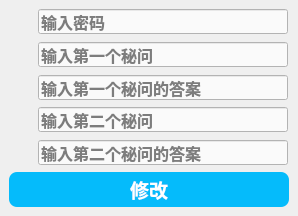
ProYRB/IntelligentWindowClient, file Codes/cmodifysecretivequestionsdialog.ui: the form before one commit.
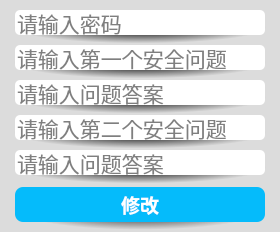
The form after the commit. Icons and pictures are not drawn.

The edit to the form file:
```diff
--- a/Codes/cmodifysecretivequestionsdialog.ui
+++ b/Codes/cmodifysecretivequestionsdialog.ui
@@ -6,49 +6,37 @@
    <rect>
     <x>0</x>
     <y>0</y>
-    <width>298</width>
-    <height>216</height>
+    <width>280</width>
+    <height>232</height>
    </rect>
   </property>
+  <property name="minimumSize">
+   <size>
+    <width>280</width>
+    <height>232</height>
+   </size>
+  </property>
+  <property name="maximumSize">
+   <size>
+    <width>280</width>
+    <height>232</height>
+   </size>
+  </property>
   <property name="windowTitle">
    <string>修改秘问</string>
   </property>
-  <layout class="QGridLayout" name="gridLayout_2">
-   <property name="leftMargin">
-    <number>9</number>
-   </property>
-   <property name="topMargin">
-    <number>9</number>
-   </property>
-   <property name="rightMargin">
-    <number>9</number>
-   </property>
-   <property name="bottomMargin">
-    <number>9</number>
-   </property>
-   <property name="spacing">
-    <number>6</number>
-   </property>
-   <item row="0" column="0">
-    <widget class="QWidget" name="widgetInput" native="true">
-     <property name="minimumSize">
-      <size>
-       <width>280</width>
-       <height>0</height>
-      </size>
-     </property>
-     <property name="maximumSize">
-      <size>
-       <width>280</width>
-       <height>16777215</height>
-      </size>
+  <property name="styleSheet">
+   <string notr="true">#CModifySecretiveQuestionsDialog
+{
+	background:rgb(220, 220, 220);
+}</string>
      </property>
      <layout class="QGridLayout" name="gridLayout">
       <property name="leftMargin">
        <number>0</number>
       </property>
       <property name="topMargin">
-       <number>0</number>
+    <number>10</number>
       </property>
       <property name="rightMargin">
        <number>0</number>
@@ -59,38 +47,8 @@
       <property name="spacing">
        <number>0</number>
       </property>
-      <item row="0" column="0" colspan="2">
-       <widget class="QWidget" name="widgetPassword" native="true">
-        <property name="minimumSize">
-         <size>
-          <width>280</width>
-          <height>26</height>
-         </size>
-        </property>
-        <property name="maximumSize">
-         <size>
-          <width>280</width>
-          <height>26</height>
-         </size>
-        </property>
-        <layout class="QHBoxLayout" name="horizontalLayout_4">
-         <property name="spacing">
-          <number>4</number>
-         </property>
-         <property name="leftMargin">
-          <number>0</number>
-         </property>
-         <property name="topMargin">
-          <number>0</number>
-         </property>
-         <property name="rightMargin">
-          <number>0</number>
-         </property>
-         <property name="bottomMargin">
-          <number>0</number>
-         </property>
-         <item>
-          <widget class="QLabel" name="labelPassword">
+   <item row="0" column="0">
+    <widget class="QWidget" name="widgetAccount" native="true">
            <property name="sizePolicy">
             <sizepolicy hsizetype="Fixed" vsizetype="Fixed">
              <horstretch>0</horstretch>
@@ -99,28 +57,44 @@
            </property>
            <property name="minimumSize">
             <size>
-             <width>25</width>
-             <height>25</height>
+       <width>280</width>
+       <height>35</height>
             </size>
            </property>
            <property name="maximumSize">
             <size>
-             <width>25</width>
-             <height>25</height>
-            </size>
-           </property>
-           <property name="text">
-            <string/>
-           </property>
-           <property name="pixmap">
-            <pixmap resource="intelligentwindowclient.qrc">:/pictures/ico/key.ico</pixmap>
-           </property>
-           <property name="scaledContents">
-            <bool>true</bool>
-           </property>
-          </widget>
-         </item>
-         <item>
+       <width>280</width>
+       <height>35</height>
+      </size>
+     </property>
+     <property name="font">
+      <font>
+       <family>等线</family>
+       <pointsize>10</pointsize>
+       <weight>75</weight>
+       <bold>true</bold>
+      </font>
+     </property>
+     <property name="styleSheet">
+      <string notr="true">background:qradialgradient(spread:pad, cx:0.5, cy:0.5, radius:0.5, fx:0.5, fy:0.5, stop:0.0965909 rgba(0, 0, 0, 255), stop:0.903409 rgba(220, 220, 220, 220));</string>
+     </property>
+     <layout class="QGridLayout" name="gridLayout_2">
+      <property name="leftMargin">
+       <number>0</number>
+      </property>
+      <property name="topMargin">
+       <number>0</number>
+      </property>
+      <property name="rightMargin">
+       <number>0</number>
+      </property>
+      <property name="bottomMargin">
+       <number>0</number>
+      </property>
+      <property name="spacing">
+       <number>0</number>
+      </property>
+      <item row="0" column="0">
           <widget class="QLineEdit" name="lineEditPassword">
            <property name="sizePolicy">
             <sizepolicy hsizetype="Fixed" vsizetype="Fixed">
@@ -142,17 +116,23 @@
            </property>
            <property name="font">
             <font>
-             <family>等线</family>
-             <pointsize>12</pointsize>
-             <weight>75</weight>
-             <bold>true</bold>
+          <family>Consolas</family>
+          <pointsize>16</pointsize>
+          <weight>50</weight>
+          <italic>false</italic>
+          <bold>false</bold>
             </font>
            </property>
            <property name="toolTip">
             <string/>
            </property>
+        <property name="autoFillBackground">
+         <bool>false</bool>
+        </property>
            <property name="styleSheet">
-            <string notr="true">background:rgb(250, 250, 250);</string>
+         <string notr="true">background:rgb(255, 255, 255);
+border-radius:5px;
+color:rgb(0, 0, 0);</string>
            </property>
            <property name="inputMask">
             <string/>
@@ -167,67 +147,51 @@
             <bool>true</bool>
            </property>
            <property name="echoMode">
-            <enum>QLineEdit::Password</enum>
+         <enum>QLineEdit::Normal</enum>
            </property>
            <property name="cursorPosition">
             <number>0</number>
            </property>
+        <property name="alignment">
+         <set>Qt::AlignLeading|Qt::AlignLeft|Qt::AlignVCenter</set>
+        </property>
+        <property name="dragEnabled">
+         <bool>false</bool>
+        </property>
            <property name="placeholderText">
-            <string>输入密码</string>
+         <string>请输入密码</string>
            </property>
            <property name="clearButtonEnabled">
             <bool>true</bool>
            </property>
           </widget>
          </item>
-        </layout>
-       </widget>
-      </item>
-      <item row="1" column="0" colspan="2">
-       <spacer name="verticalSpacer4">
+      <item row="1" column="0">
+       <spacer name="verticalSpacerInputAccount">
+        <property name="font">
+         <font>
+          <family>等线</family>
+          <pointsize>10</pointsize>
+          <weight>75</weight>
+          <bold>true</bold>
+         </font>
+        </property>
         <property name="orientation">
          <enum>Qt::Vertical</enum>
         </property>
         <property name="sizeHint" stdset="0">
          <size>
           <width>20</width>
-          <height>3</height>
+          <height>20</height>
          </size>
         </property>
        </spacer>
       </item>
-      <item row="2" column="0" colspan="2">
-       <widget class="QWidget" name="widgetSecretiveQuestion1" native="true">
-        <property name="minimumSize">
-         <size>
-          <width>280</width>
-          <height>26</height>
-         </size>
-        </property>
-        <property name="maximumSize">
-         <size>
-          <width>280</width>
-          <height>26</height>
-         </size>
-        </property>
-        <layout class="QHBoxLayout" name="horizontalLayout_6">
-         <property name="spacing">
-          <number>4</number>
-         </property>
-         <property name="leftMargin">
-          <number>0</number>
-         </property>
-         <property name="topMargin">
-          <number>0</number>
-         </property>
-         <property name="rightMargin">
-          <number>0</number>
-         </property>
-         <property name="bottomMargin">
-          <number>0</number>
-         </property>
-         <item>
-          <widget class="QLabel" name="labelSecretiveQuestion1">
+     </layout>
+    </widget>
+   </item>
+   <item row="1" column="0">
+    <widget class="QWidget" name="widgetAccount_2" native="true">
            <property name="sizePolicy">
             <sizepolicy hsizetype="Fixed" vsizetype="Fixed">
              <horstretch>0</horstretch>
@@ -236,28 +200,44 @@
            </property>
            <property name="minimumSize">
             <size>
-             <width>25</width>
-             <height>25</height>
+       <width>280</width>
+       <height>35</height>
             </size>
            </property>
            <property name="maximumSize">
             <size>
-             <width>25</width>
-             <height>25</height>
-            </size>
-           </property>
-           <property name="text">
-            <string/>
-           </property>
-           <property name="pixmap">
-            <pixmap resource="intelligentwindowclient.qrc">:/pictures/ico/questions.ico</pixmap>
-           </property>
-           <property name="scaledContents">
-            <bool>true</bool>
-           </property>
-          </widget>
-         </item>
-         <item>
+       <width>280</width>
+       <height>35</height>
+      </size>
+     </property>
+     <property name="font">
+      <font>
+       <family>等线</family>
+       <pointsize>10</pointsize>
+       <weight>75</weight>
+       <bold>true</bold>
+      </font>
+     </property>
+     <property name="styleSheet">
+      <string notr="true">background:qradialgradient(spread:pad, cx:0.5, cy:0.5, radius:0.5, fx:0.5, fy:0.5, stop:0.0965909 rgba(0, 0, 0, 255), stop:0.903409 rgba(220, 220, 220, 220));</string>
+     </property>
+     <layout class="QGridLayout" name="gridLayout_3">
+      <property name="leftMargin">
+       <number>0</number>
+      </property>
+      <property name="topMargin">
+       <number>0</number>
+      </property>
+      <property name="rightMargin">
+       <number>0</number>
+      </property>
+      <property name="bottomMargin">
+       <number>0</number>
+      </property>
+      <property name="spacing">
+       <number>0</number>
+      </property>
+      <item row="0" column="0">
           <widget class="QLineEdit" name="lineEditSecretiveQuestion1">
            <property name="sizePolicy">
             <sizepolicy hsizetype="Fixed" vsizetype="Fixed">
@@ -279,10 +259,11 @@
            </property>
            <property name="font">
             <font>
-             <family>等线</family>
-             <pointsize>12</pointsize>
-             <weight>75</weight>
-             <bold>true</bold>
+          <family>Consolas</family>
+          <pointsize>16</pointsize>
+          <weight>50</weight>
+          <italic>false</italic>
+          <bold>false</bold>
             </font>
            </property>
            <property name="toolTip">
@@ -292,7 +273,9 @@
             <bool>false</bool>
            </property>
            <property name="styleSheet">
-            <string notr="true">background:rgb(250, 250, 250);</string>
+         <string notr="true">background:rgb(255, 255, 255);
+border-radius:5px;
+color:rgb(0, 0, 0);</string>
            </property>
            <property name="inputMask">
             <string/>
@@ -306,68 +289,52 @@
            <property name="frame">
             <bool>true</bool>
            </property>
+        <property name="echoMode">
+         <enum>QLineEdit::Normal</enum>
+        </property>
            <property name="cursorPosition">
             <number>0</number>
            </property>
-           <property name="readOnly">
+        <property name="alignment">
+         <set>Qt::AlignLeading|Qt::AlignLeft|Qt::AlignVCenter</set>
+        </property>
+        <property name="dragEnabled">
             <bool>false</bool>
            </property>
            <property name="placeholderText">
-            <string>输入第一个秘问</string>
+         <string>请输入第一个安全问题</string>
            </property>
            <property name="clearButtonEnabled">
-            <bool>false</bool>
+         <bool>true</bool>
            </property>
           </widget>
          </item>
-        </layout>
-       </widget>
-      </item>
-      <item row="3" column="1">
-       <spacer name="verticalSpacer5">
+      <item row="1" column="0">
+       <spacer name="verticalSpacerInputAccount_2">
+        <property name="font">
+         <font>
+          <family>等线</family>
+          <pointsize>10</pointsize>
+          <weight>75</weight>
+          <bold>true</bold>
+         </font>
+        </property>
         <property name="orientation">
          <enum>Qt::Vertical</enum>
         </property>
         <property name="sizeHint" stdset="0">
          <size>
           <width>20</width>
-          <height>3</height>
+          <height>20</height>
          </size>
         </property>
        </spacer>
       </item>
-      <item row="4" column="0" colspan="2">
-       <widget class="QWidget" name="widgetSecretiveAnswer1" native="true">
-        <property name="minimumSize">
-         <size>
-          <width>280</width>
-          <height>26</height>
-         </size>
-        </property>
-        <property name="maximumSize">
-         <size>
-          <width>280</width>
-          <height>26</height>
-         </size>
-        </property>
-        <layout class="QHBoxLayout" name="horizontalLayout_7">
-         <property name="spacing">
-          <number>4</number>
-         </property>
-         <property name="leftMargin">
-          <number>0</number>
-         </property>
-         <property name="topMargin">
-          <number>0</number>
-         </property>
-         <property name="rightMargin">
-          <number>0</number>
-         </property>
-         <property name="bottomMargin">
-          <number>0</number>
-         </property>
-         <item>
-          <widget class="QLabel" name="labelSecretiveAnswer1">
+     </layout>
+    </widget>
+   </item>
+   <item row="2" column="0">
+    <widget class="QWidget" name="widgetAccount_3" native="true">
            <property name="sizePolicy">
             <sizepolicy hsizetype="Fixed" vsizetype="Fixed">
              <horstretch>0</horstretch>
@@ -376,28 +343,44 @@
            </property>
            <property name="minimumSize">
             <size>
-             <width>25</width>
-             <height>25</height>
+       <width>280</width>
+       <height>35</height>
             </size>
            </property>
            <property name="maximumSize">
             <size>
-             <width>25</width>
-             <height>25</height>
-            </size>
-           </property>
-           <property name="text">
-            <string/>
-           </property>
-           <property name="pixmap">
-            <pixmap resource="intelligentwindowclient.qrc">:/pictures/ico/answers.ico</pixmap>
-           </property>
-           <property name="scaledContents">
-            <bool>true</bool>
-           </property>
-          </widget>
-         </item>
-         <item>
+       <width>280</width>
+       <height>35</height>
+      </size>
+     </property>
+     <property name="font">
+      <font>
+       <family>等线</family>
+       <pointsize>10</pointsize>
+       <weight>75</weight>
+       <bold>true</bold>
+      </font>
+     </property>
+     <property name="styleSheet">
+      <string notr="true">background:qradialgradient(spread:pad, cx:0.5, cy:0.5, radius:0.5, fx:0.5, fy:0.5, stop:0.0965909 rgba(0, 0, 0, 255), stop:0.903409 rgba(220, 220, 220, 220));</string>
+     </property>
+     <layout class="QGridLayout" name="gridLayout_4">
+      <property name="leftMargin">
+       <number>0</number>
+      </property>
+      <property name="topMargin">
+       <number>0</number>
+      </property>
+      <property name="rightMargin">
+       <number>0</number>
+      </property>
+      <property name="bottomMargin">
+       <number>0</number>
+      </property>
+      <property name="spacing">
+       <number>0</number>
+      </property>
+      <item row="0" column="0">
           <widget class="QLineEdit" name="lineEditSecretiveAnswer1">
            <property name="sizePolicy">
             <sizepolicy hsizetype="Fixed" vsizetype="Fixed">
@@ -419,10 +402,11 @@
            </property>
            <property name="font">
             <font>
-             <family>等线</family>
-             <pointsize>12</pointsize>
-             <weight>75</weight>
-             <bold>true</bold>
+          <family>Consolas</family>
+          <pointsize>16</pointsize>
+          <weight>50</weight>
+          <italic>false</italic>
+          <bold>false</bold>
             </font>
            </property>
            <property name="toolTip">
@@ -432,7 +416,9 @@
             <bool>false</bool>
            </property>
            <property name="styleSheet">
-            <string notr="true">background:rgb(250, 250, 250);</string>
+         <string notr="true">background:rgb(255, 255, 255);
+border-radius:5px;
+color:rgb(0, 0, 0);</string>
            </property>
            <property name="inputMask">
             <string/>
@@ -446,65 +432,52 @@
            <property name="frame">
             <bool>true</bool>
            </property>
+        <property name="echoMode">
+         <enum>QLineEdit::Normal</enum>
+        </property>
            <property name="cursorPosition">
             <number>0</number>
            </property>
+        <property name="alignment">
+         <set>Qt::AlignLeading|Qt::AlignLeft|Qt::AlignVCenter</set>
+        </property>
+        <property name="dragEnabled">
+         <bool>false</bool>
+        </property>
            <property name="placeholderText">
-            <string>输入第一个秘问的答案</string>
+         <string>请输入问题答案</string>
            </property>
            <property name="clearButtonEnabled">
             <bool>true</bool>
            </property>
           </widget>
          </item>
-        </layout>
-       </widget>
-      </item>
-      <item row="5" column="1">
-       <spacer name="verticalSpacer6">
+      <item row="1" column="0">
+       <spacer name="verticalSpacerInputAccount_3">
+        <property name="font">
+         <font>
+          <family>等线</family>
+          <pointsize>10</pointsize>
+          <weight>75</weight>
+          <bold>true</bold>
+         </font>
+        </property>
         <property name="orientation">
          <enum>Qt::Vertical</enum>
         </property>
         <property name="sizeHint" stdset="0">
          <size>
           <width>20</width>
-          <height>3</height>
+          <height>20</height>
          </size>
         </property>
        </spacer>
       </item>
-      <item row="6" column="0" colspan="2">
-       <widget class="QWidget" name="widgetSecretiveQuestion2" native="true">
-        <property name="minimumSize">
-         <size>
-          <width>280</width>
-          <height>26</height>
-         </size>
-        </property>
-        <property name="maximumSize">
-         <size>
-          <width>280</width>
-          <height>26</height>
-         </size>
-        </property>
-        <layout class="QHBoxLayout" name="horizontalLayout_9">
-         <property name="spacing">
-          <number>4</number>
-         </property>
-         <property name="leftMargin">
-          <number>0</number>
-         </property>
-         <property name="topMargin">
-          <number>0</number>
-         </property>
-         <property name="rightMargin">
-          <number>0</number>
-         </property>
-         <property name="bottomMargin">
-          <number>0</number>
-         </property>
-         <item>
-          <widget class="QLabel" name="labelSecretiveQuestion2">
+     </layout>
+    </widget>
+   </item>
+   <item row="3" column="0">
+    <widget class="QWidget" name="widgetAccount_4" native="true">
            <property name="sizePolicy">
             <sizepolicy hsizetype="Fixed" vsizetype="Fixed">
              <horstretch>0</horstretch>
@@ -513,28 +486,44 @@
            </property>
            <property name="minimumSize">
             <size>
-             <width>25</width>
-             <height>25</height>
+       <width>280</width>
+       <height>35</height>
             </size>
            </property>
            <property name="maximumSize">
             <size>
-             <width>25</width>
-             <height>25</height>
-            </size>
-           </property>
-           <property name="text">
-            <string/>
-           </property>
-           <property name="pixmap">
-            <pixmap resource="intelligentwindowclient.qrc">:/pictures/ico/questions.ico</pixmap>
-           </property>
-           <property name="scaledContents">
-            <bool>true</bool>
-           </property>
-          </widget>
-         </item>
-         <item>
+       <width>280</width>
+       <height>35</height>
+      </size>
+     </property>
+     <property name="font">
+      <font>
+       <family>等线</family>
+       <pointsize>10</pointsize>
+       <weight>75</weight>
+       <bold>true</bold>
+      </font>
+     </property>
+     <property name="styleSheet">
+      <string notr="true">background:qradialgradient(spread:pad, cx:0.5, cy:0.5, radius:0.5, fx:0.5, fy:0.5, stop:0.0965909 rgba(0, 0, 0, 255), stop:0.903409 rgba(220, 220, 220, 220));</string>
+     </property>
+     <layout class="QGridLayout" name="gridLayout_5">
+      <property name="leftMargin">
+       <number>0</number>
+      </property>
+      <property name="topMargin">
+       <number>0</number>
+      </property>
+      <property name="rightMargin">
+       <number>0</number>
+      </property>
+      <property name="bottomMargin">
+       <number>0</number>
+      </property>
+      <property name="spacing">
+       <number>0</number>
+      </property>
+      <item row="0" column="0">
           <widget class="QLineEdit" name="lineEditSecretiveQuestion2">
            <property name="sizePolicy">
             <sizepolicy hsizetype="Fixed" vsizetype="Fixed">
@@ -556,10 +545,11 @@
            </property>
            <property name="font">
             <font>
-             <family>等线</family>
-             <pointsize>12</pointsize>
-             <weight>75</weight>
-             <bold>true</bold>
+          <family>Consolas</family>
+          <pointsize>16</pointsize>
+          <weight>50</weight>
+          <italic>false</italic>
+          <bold>false</bold>
             </font>
            </property>
            <property name="toolTip">
@@ -569,7 +559,9 @@
             <bool>false</bool>
            </property>
            <property name="styleSheet">
-            <string notr="true">background:rgb(250, 250, 250);</string>
+         <string notr="true">background:rgb(255, 255, 255);
+border-radius:5px;
+color:rgb(0, 0, 0);</string>
            </property>
            <property name="inputMask">
             <string/>
@@ -583,68 +575,52 @@
            <property name="frame">
             <bool>true</bool>
            </property>
+        <property name="echoMode">
+         <enum>QLineEdit::Normal</enum>
+        </property>
            <property name="cursorPosition">
             <number>0</number>
            </property>
-           <property name="readOnly">
+        <property name="alignment">
+         <set>Qt::AlignLeading|Qt::AlignLeft|Qt::AlignVCenter</set>
+        </property>
+        <property name="dragEnabled">
             <bool>false</bool>
            </property>
            <property name="placeholderText">
-            <string>输入第二个秘问</string>
+         <string>请输入第二个安全问题</string>
            </property>
            <property name="clearButtonEnabled">
-            <bool>false</bool>
+         <bool>true</bool>
            </property>
           </widget>
          </item>
-        </layout>
-       </widget>
-      </item>
-      <item row="7" column="0">
-       <spacer name="verticalSpacer3">
+      <item row="1" column="0">
+       <spacer name="verticalSpacerInputAccount_4">
+        <property name="font">
+         <font>
+          <family>等线</family>
+          <pointsize>10</pointsize>
+          <weight>75</weight>
+          <bold>true</bold>
+         </font>
+        </property>
         <property name="orientation">
          <enum>Qt::Vertical</enum>
         </property>
         <property name="sizeHint" stdset="0">
          <size>
           <width>20</width>
-          <height>3</height>
+          <height>20</height>
          </size>
         </property>
        </spacer>
       </item>
-      <item row="8" column="0" colspan="2">
-       <widget class="QWidget" name="widgetSecretiveAnswer2" native="true">
-        <property name="minimumSize">
-         <size>
-          <width>280</width>
-          <height>26</height>
-         </size>
-        </property>
-        <property name="maximumSize">
-         <size>
-          <width>280</width>
-          <height>26</height>
-         </size>
-        </property>
-        <layout class="QHBoxLayout" name="horizontalLayout_8">
-         <property name="spacing">
-          <number>4</number>
-         </property>
-         <property name="leftMargin">
-          <number>0</number>
-         </property>
-         <property name="topMargin">
-          <number>0</number>
-         </property>
-         <property name="rightMargin">
-          <number>0</number>
-         </property>
-         <property name="bottomMargin">
-          <number>0</number>
-         </property>
-         <item>
-          <widget class="QLabel" name="labelSecretiveAnswer2">
+     </layout>
+    </widget>
+   </item>
+   <item row="4" column="0">
+    <widget class="QWidget" name="widgetAccount_5" native="true">
            <property name="sizePolicy">
             <sizepolicy hsizetype="Fixed" vsizetype="Fixed">
              <horstretch>0</horstretch>
@@ -653,28 +629,44 @@
            </property>
            <property name="minimumSize">
             <size>
-             <width>25</width>
-             <height>25</height>
+       <width>280</width>
+       <height>35</height>
             </size>
            </property>
            <property name="maximumSize">
             <size>
-             <width>25</width>
-             <height>25</height>
-            </size>
-           </property>
-           <property name="text">
-            <string/>
-           </property>
-           <property name="pixmap">
-            <pixmap resource="intelligentwindowclient.qrc">:/pictures/ico/answers.ico</pixmap>
-           </property>
-           <property name="scaledContents">
-            <bool>true</bool>
-           </property>
-          </widget>
-         </item>
-         <item>
+       <width>280</width>
+       <height>35</height>
+      </size>
+     </property>
+     <property name="font">
+      <font>
+       <family>等线</family>
+       <pointsize>10</pointsize>
+       <weight>75</weight>
+       <bold>true</bold>
+      </font>
+     </property>
+     <property name="styleSheet">
+      <string notr="true">background:qradialgradient(spread:pad, cx:0.5, cy:0.5, radius:0.5, fx:0.5, fy:0.5, stop:0.0965909 rgba(0, 0, 0, 255), stop:0.903409 rgba(220, 220, 220, 220));</string>
+     </property>
+     <layout class="QGridLayout" name="gridLayout_6">
+      <property name="leftMargin">
+       <number>0</number>
+      </property>
+      <property name="topMargin">
+       <number>0</number>
+      </property>
+      <property name="rightMargin">
+       <number>0</number>
+      </property>
+      <property name="bottomMargin">
+       <number>0</number>
+      </property>
+      <property name="spacing">
+       <number>0</number>
+      </property>
+      <item row="0" column="0">
           <widget class="QLineEdit" name="lineEditSecretiveAnswer2">
            <property name="sizePolicy">
             <sizepolicy hsizetype="Fixed" vsizetype="Fixed">
@@ -696,10 +688,11 @@
            </property>
            <property name="font">
             <font>
-             <family>等线</family>
-             <pointsize>12</pointsize>
-             <weight>75</weight>
-             <bold>true</bold>
+          <family>Consolas</family>
+          <pointsize>16</pointsize>
+          <weight>50</weight>
+          <italic>false</italic>
+          <bold>false</bold>
             </font>
            </property>
            <property name="toolTip">
@@ -709,7 +702,9 @@
             <bool>false</bool>
            </property>
            <property name="styleSheet">
-            <string notr="true">background:rgb(250, 250, 250);</string>
+         <string notr="true">background:rgb(255, 255, 255);
+border-radius:5px;
+color:rgb(0, 0, 0);</string>
            </property>
            <property name="inputMask">
             <string/>
@@ -723,24 +718,78 @@
            <property name="frame">
             <bool>true</bool>
            </property>
+        <property name="echoMode">
+         <enum>QLineEdit::Normal</enum>
+        </property>
            <property name="cursorPosition">
             <number>0</number>
            </property>
+        <property name="alignment">
+         <set>Qt::AlignLeading|Qt::AlignLeft|Qt::AlignVCenter</set>
+        </property>
+        <property name="dragEnabled">
+         <bool>false</bool>
+        </property>
            <property name="placeholderText">
-            <string>输入第二个秘问的答案</string>
+         <string>请输入问题答案</string>
            </property>
            <property name="clearButtonEnabled">
             <bool>true</bool>
            </property>
           </widget>
          </item>
-        </layout>
-       </widget>
-      </item>
-     </layout>
-    </widget>
-   </item>
    <item row="1" column="0">
+       <spacer name="verticalSpacerInputAccount_5">
+        <property name="font">
+         <font>
+          <family>等线</family>
+          <pointsize>10</pointsize>
+          <weight>75</weight>
+          <bold>true</bold>
+         </font>
+        </property>
+        <property name="orientation">
+         <enum>Qt::Vertical</enum>
+        </property>
+        <property name="sizeHint" stdset="0">
+         <size>
+          <width>20</width>
+          <height>20</height>
+         </size>
+        </property>
+       </spacer>
+      </item>
+     </layout>
+    </widget>
+   </item>
+   <item row="5" column="0">
+    <widget class="QWidget" name="widgetLoginButton" native="true">
+     <property name="sizePolicy">
+      <sizepolicy hsizetype="Preferred" vsizetype="Fixed">
+       <horstretch>0</horstretch>
+       <verstretch>0</verstretch>
+      </sizepolicy>
+     </property>
+     <property name="styleSheet">
+      <string notr="true">background:qradialgradient(spread:pad, cx:0.5, cy:0.5, radius:0.5, fx:0.5, fy:0.5, stop:0.0965909 rgba(0, 0, 0, 255), stop:0.903409 rgba(220, 220, 220, 220));</string>
+     </property>
+     <layout class="QGridLayout" name="gridLayout_7">
+      <property name="leftMargin">
+       <number>5</number>
+      </property>
+      <property name="topMargin">
+       <number>2</number>
+      </property>
+      <property name="rightMargin">
+       <number>5</number>
+      </property>
+      <property name="bottomMargin">
+       <number>10</number>
+      </property>
+      <property name="spacing">
+       <number>0</number>
+      </property>
+      <item row="0" column="0">
     <widget class="QToolButton" name="toolButtonModify">
      <property name="sizePolicy">
       <sizepolicy hsizetype="Fixed" vsizetype="Fixed">
@@ -750,13 +799,13 @@
      </property>
      <property name="minimumSize">
       <size>
-       <width>280</width>
+          <width>250</width>
        <height>35</height>
       </size>
      </property>
      <property name="maximumSize">
       <size>
-       <width>280</width>
+          <width>250</width>
        <height>35</height>
       </size>
      </property>
@@ -798,8 +847,9 @@
    </item>
   </layout>
  </widget>
- <resources>
-  <include location="intelligentwindowclient.qrc"/>
- </resources>
+   </item>
+  </layout>
+ </widget>
+ <resources/>
  <connections/>
 </ui>
```
Left out of the diff: 10 changed lines with no effect on the pictures. Lines whose indentation alone changed are shown as unchanged.
